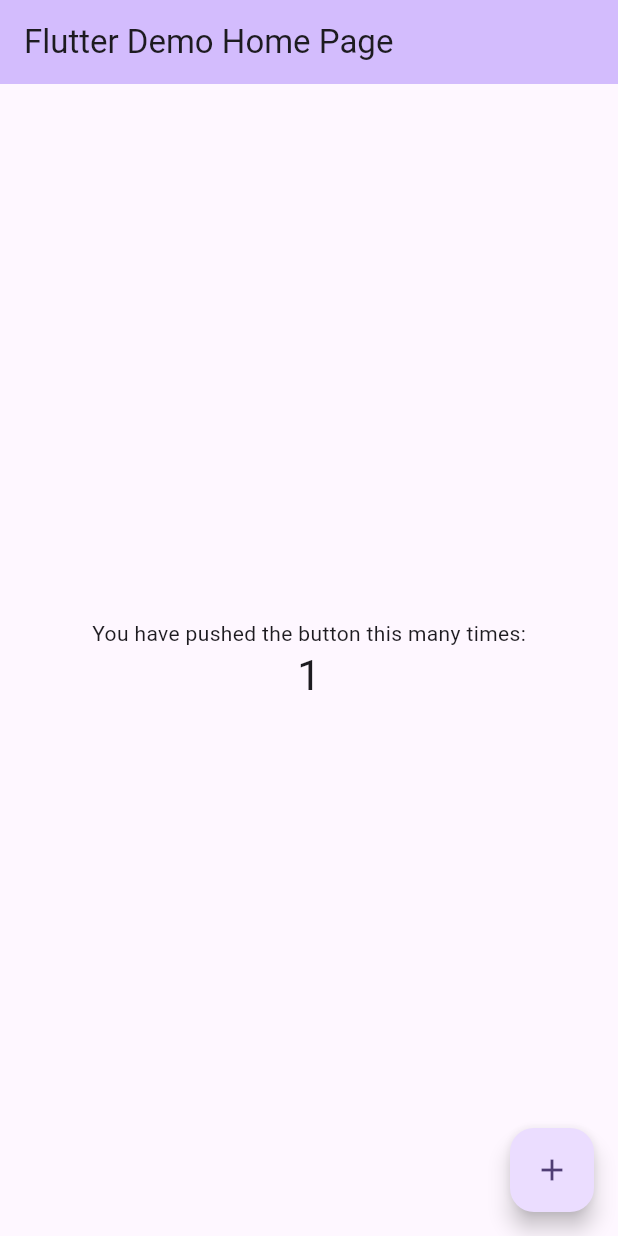
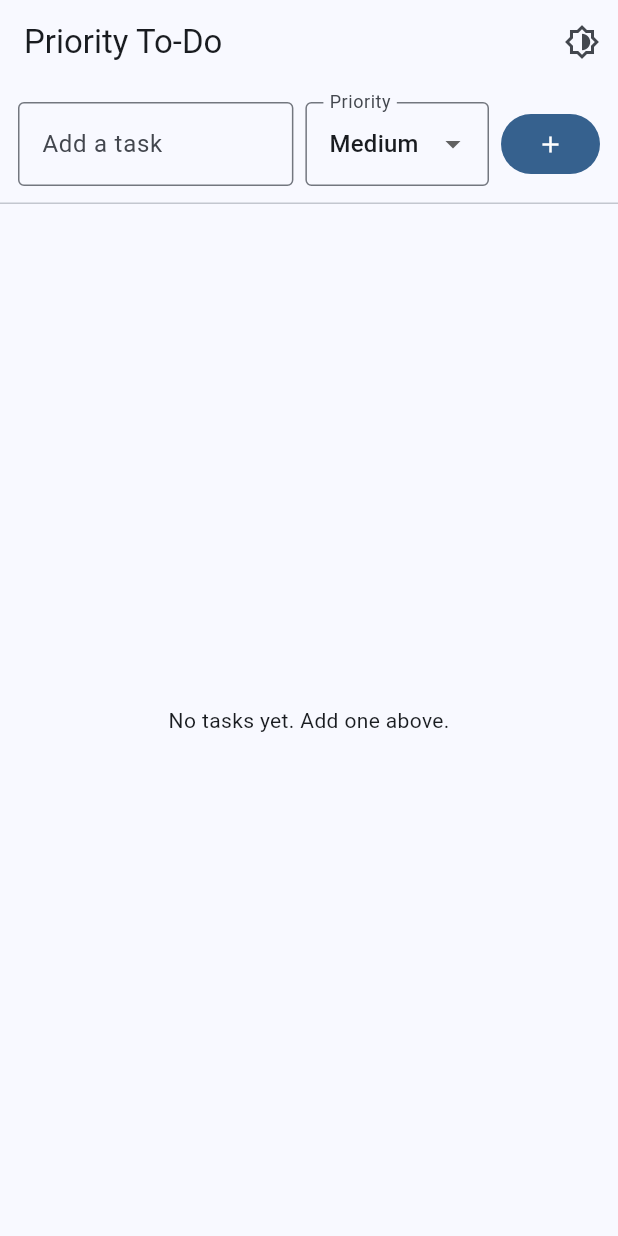
Before and after one commit to akashithegreat/priority_todo, a Flutter app: the screen it shows after launch, after a tap on the "add" icon, on a phone screen of 412 x 824 dp. Run offline on Flutter 3.47's test engine with Material 3 defaults, Android fonts, the phone set to English and light mode, and no system bars; our stand-ins replace shared_preferences.

Commit message:
main/task_store with light/dark mode

```diff
--- a/lib/data/task_store.dart
+++ b/lib/data/task_store.dart
@@ -0,0 +1,46 @@
+import 'package:shared_preferences/shared_preferences.dart';
+import '../models/task.dart';
+
+class TaskStore {
+  static const _keyTasks = 'tasks_v1';
+  static const _keyTheme = 'theme_mode_v1'; // 'light'|'dark'|'system'
+
+  /// Public comparator for sorting tasks.
+  static final Comparator<Task> taskComparator = (a, b) {
+    // High priority first
+    final byPriority = b.priority.sortWeight.compareTo(a.priority.sortWeight);
+    if (byPriority != 0) return byPriority;
+
+    // Incomplete (false) before complete (true)
+    final byCompleted =
+        (a.completed ? 1 : 0).compareTo(b.completed ? 1 : 0);
+    if (byCompleted != 0) return byCompleted;
+
+    // Newest first
+    return b.createdAt.compareTo(a.createdAt);
+  };
+
+  Future<List<Task>> loadTasks() async {
+    final prefs = await SharedPreferences.getInstance();
+    final raw = prefs.getStringList(_keyTasks) ?? <String>[];
+    final tasks = raw.map((s) => Task.fromJson(s)).toList();
+    tasks.sort(taskComparator);
+    return tasks;
+  }
+
+  Future<void> saveTasks(List<Task> tasks) async {
+    final prefs = await SharedPreferences.getInstance();
+    tasks.sort(taskComparator);
+    await prefs.setStringList(_keyTasks, tasks.map((t) => t.toJson()).toList());
+  }
+
+  Future<String> loadThemeMode() async {
+    final prefs = await SharedPreferences.getInstance();
+    return prefs.getString(_keyTheme) ?? 'system';
+  }
+
+  Future<void> saveThemeMode(String mode) async {
+    final prefs = await SharedPreferences.getInstance();
+    await prefs.setString(_keyTheme, mode);
+  }
+}
--- a/lib/main.dart
+++ b/lib/main.dart
@@ -1,122 +1,271 @@
 import 'package:flutter/material.dart';
+import 'models/task.dart';
+import 'data/task_store.dart';
 
 void main() {
+  WidgetsFlutterBinding.ensureInitialized();
   runApp(const MyApp());
 }
 
-class MyApp extends StatelessWidget {
+class MyApp extends StatefulWidget {
   const MyApp({super.key});
-
-  // This widget is the root of your application.
   @override
-  Widget build(BuildContext context) {
-    return MaterialApp(
-      title: 'Flutter Demo',
-      theme: ThemeData(
-        // This is the theme of your application.
-        //
-        // TRY THIS: Try running your application with "flutter run". You'll see
-        // the application has a purple toolbar. Then, without quitting the app,
-        // try changing the seedColor in the colorScheme below to Colors.green
-        // and then invoke "hot reload" (save your changes or press the "hot
-        // reload" button in a Flutter-supported IDE, or press "r" if you used
-        // the command line to start the app).
-        //
-        // Notice that the counter didn't reset back to zero; the application
-        // state is not lost during the reload. To reset the state, use hot
-        // restart instead.
-        //
-        // This works for code too, not just values: Most code changes can be
-        // tested with just a hot reload.
-        colorScheme: ColorScheme.fromSeed(seedColor: Colors.deepPurple),
-      ),
-      home: const MyHomePage(title: 'Flutter Demo Home Page'),
-    );
-  }
+  State<MyApp> createState() => _MyAppState();
 }
 
-class MyHomePage extends StatefulWidget {
-  const MyHomePage({super.key, required this.title});
-
-  // This widget is the home page of your application. It is stateful, meaning
-  // that it has a State object (defined below) that contains fields that affect
-  // how it looks.
-
-  // This class is the configuration for the state. It holds the values (in this
-  // case the title) provided by the parent (in this case the App widget) and
-  // used by the build method of the State. Fields in a Widget subclass are
-  // always marked "final".
-
-  final String title;
+class _MyAppState extends State<MyApp> {
+  final store = TaskStore();
+  ThemeMode _themeMode = ThemeMode.system;
 
   @override
-  State<MyHomePage> createState() => _MyHomePageState();
+  void initState() {
+    super.initState();
+    store.loadThemeMode().then((mode) {
+      setState(() {
+        _themeMode = switch (mode) {
+          'light' => ThemeMode.light,
+          'dark' => ThemeMode.dark,
+          _ => ThemeMode.system,
+        };
+      });
+    });
   }
 
-class _MyHomePageState extends State<MyHomePage> {
-  int _counter = 0;
-
-  void _incrementCounter() {
-    setState(() {
-      // This call to setState tells the Flutter framework that something has
-      // changed in this State, which causes it to rerun the build method below
-      // so that the display can reflect the updated values. If we changed
-      // _counter without calling setState(), then the build method would not be
-      // called again, and so nothing would appear to happen.
-      _counter++;
+  void _toggleTheme() async {
+    final next = switch (_themeMode) {
+      ThemeMode.system => ThemeMode.light,
+      ThemeMode.light => ThemeMode.dark,
+      ThemeMode.dark => ThemeMode.system,
+    };
+    setState(() => _themeMode = next);
+    await store.saveThemeMode(switch (next) {
+      ThemeMode.light => 'light',
+      ThemeMode.dark => 'dark',
+      _ => 'system',
     });
   }
 
   @override
   Widget build(BuildContext context) {
-    // This method is rerun every time setState is called, for instance as done
-    // by the _incrementCounter method above.
-    //
-    // The Flutter framework has been optimized to make rerunning build methods
-    // fast, so that you can just rebuild anything that needs updating rather
-    // than having to individually change instances of widgets.
+    return MaterialApp(
+      title: 'Priority To-Do',
+      themeMode: _themeMode,
+      theme: ThemeData(useMaterial3: true, colorSchemeSeed: Colors.blue),
+      darkTheme: ThemeData(
+        useMaterial3: true,
+        colorSchemeSeed: Colors.blue,
+        brightness: Brightness.dark,
+      ),
+      home: TaskPage(onToggleTheme: _toggleTheme),
+    );
+  }
+}
+
+class TaskPage extends StatefulWidget {
+  const TaskPage({super.key, required this.onToggleTheme});
+  final VoidCallback onToggleTheme;
+  @override
+  State<TaskPage> createState() => _TaskPageState();
+}
+
+class _TaskPageState extends State<TaskPage> {
+  final store = TaskStore();
+  final titleCtrl = TextEditingController();
+  Priority _newPriority = Priority.medium;
+  List<Task> _tasks = [];
+  bool _loading = true;
+
+  @override
+  void initState() {
+    super.initState();
+    _load();
+  }
+
+  Future<void> _load() async {
+    final tasks = await store.loadTasks();
+    setState(() {
+      _tasks = tasks;
+      _loading = false;
+    });
+  }
+
+  Future<void> _persist() async => store.saveTasks(_tasks);
+
+  void _addTask() {
+    final title = titleCtrl.text.trim();
+    if (title.isEmpty) return;
+    final id = DateTime.now().microsecondsSinceEpoch.toString();
+    setState(() {
+      _tasks.add(Task(id: id, title: title, priority: _newPriority));
+      _tasks.sort(TaskStore.taskComparator);
+      titleCtrl.clear();
+      _newPriority = Priority.medium;
+    });
+    _persist();
+  }
+
+  void _deleteTask(Task t) {
+    setState(() => _tasks.removeWhere((e) => e.id == t.id));
+    _persist();
+  }
+
+  void _toggleComplete(Task t, bool? value) {
+    final idx = _tasks.indexWhere((e) => e.id == t.id);
+    if (idx == -1) return;
+    setState(() => _tasks[idx].completed = value ?? false);
+    _persist();
+  }
+
+  Future<void> _editPriority(Task t) async {
+    Priority selected = t.priority;
+    final result = await showDialog<Priority>(
+      context: context,
+      builder: (ctx) => AlertDialog(
+        title: const Text('Change Priority'),
+        content: DropdownButton<Priority>(
+          isExpanded: true,
+          value: selected,
+          items: Priority.values
+              .map((p) => DropdownMenuItem(value: p, child: Text(p.label)))
+              .toList(),
+          onChanged: (p) => setState(() => selected = p ?? selected),
+        ),
+        actions: [
+          TextButton(onPressed: () => Navigator.pop(ctx), child: const Text('Cancel')),
+          FilledButton(onPressed: () => Navigator.pop(ctx, selected), child: const Text('Save')),
+        ],
+      ),
+    );
+    if (result != null) {
+      final idx = _tasks.indexWhere((e) => e.id == t.id);
+      if (idx != -1) {
+        setState(() {
+          _tasks[idx].priority = result;
+          _tasks.sort(TaskStore.taskComparator);
+        });
+        _persist();
+      }
+    }
+  }
+
+  @override
+  Widget build(BuildContext context) {
     return Scaffold(
       appBar: AppBar(
-        // TRY THIS: Try changing the color here to a specific color (to
-        // Colors.amber, perhaps?) and trigger a hot reload to see the AppBar
-        // change color while the other colors stay the same.
-        backgroundColor: Theme.of(context).colorScheme.inversePrimary,
-        // Here we take the value from the MyHomePage object that was created by
-        // the App.build method, and use it to set our appbar title.
-        title: Text(widget.title),
-      ),
-      body: Center(
-        // Center is a layout widget. It takes a single child and positions it
-        // in the middle of the parent.
-        child: Column(
-          // Column is also a layout widget. It takes a list of children and
-          // arranges them vertically. By default, it sizes itself to fit its
-          // children horizontally, and tries to be as tall as its parent.
-          //
-          // Column has various properties to control how it sizes itself and
-          // how it positions its children. Here we use mainAxisAlignment to
-          // center the children vertically; the main axis here is the vertical
-          // axis because Columns are vertical (the cross axis would be
-          // horizontal).
-          //
-          // TRY THIS: Invoke "debug painting" (choose the "Toggle Debug Paint"
-          // action in the IDE, or press "p" in the console), to see the
-          // wireframe for each widget.
-          mainAxisAlignment: MainAxisAlignment.center,
-          children: <Widget>[
-            const Text('You have pushed the button this many times:'),
-            Text(
-              '$_counter',
-              style: Theme.of(context).textTheme.headlineMedium,
+        title: const Text('Priority To-Do'),
+        actions: [
+          IconButton(
+            tooltip: 'Toggle Light/Dark/System',
+            onPressed: widget.onToggleTheme,
+            icon: const Icon(Icons.brightness_6_outlined),
           ),
         ],
       ),
+      body: _loading
+          ? const Center(child: CircularProgressIndicator())
+          : Column(
+              children: [
+                Padding(
+                  padding: const EdgeInsets.all(12.0),
+                  child: Row(
+                    children: [
+                      Expanded(
+                        flex: 3,
+                        child: TextField(
+                          controller: titleCtrl,
+                          decoration: const InputDecoration(
+                            labelText: 'Add a task',
+                            border: OutlineInputBorder(),
                           ),
-      floatingActionButton: FloatingActionButton(
-        onPressed: _incrementCounter,
-        tooltip: 'Increment',
-        child: const Icon(Icons.add),
-      ), // This trailing comma makes auto-formatting nicer for build methods.
+                          onSubmitted: (_) => _addTask(),
+                        ),
+                      ),
+                      const SizedBox(width: 8),
+                      Expanded(
+                        flex: 2,
+                        child: DropdownButtonFormField<Priority>(
+                          value: _newPriority,
+                          decoration: const InputDecoration(
+                            labelText: 'Priority',
+                            border: OutlineInputBorder(),
+                          ),
+                          items: Priority.values
+                              .map((p) =>
+                                  DropdownMenuItem(value: p, child: Text(p.label)))
+                              .toList(),
+                          onChanged: (p) =>
+                              setState(() => _newPriority = p ?? Priority.medium),
+                        ),
+                      ),
+                      const SizedBox(width: 8),
+                      FilledButton(onPressed: _addTask, child: const Icon(Icons.add)),
+                    ],
+                  ),
+                ),
+                const Divider(height: 0),
+                Expanded(
+                  child: _tasks.isEmpty
+                      ? const Center(child: Text('No tasks yet. Add one above.'))
+                      : ListView.builder(
+                          itemCount: _tasks.length,
+                          itemBuilder: (context, index) {
+                            final t = _tasks[index];
+                            return Dismissible(
+                              key: ValueKey(t.id),
+                              background: Container(color: Colors.redAccent),
+                              onDismissed: (_) => _deleteTask(t),
+                              child: ListTile(
+                                leading: Checkbox(
+                                    value: t.completed,
+                                    onChanged: (v) => _toggleComplete(t, v)),
+                                title: Text(
+                                  t.title,
+                                  style: TextStyle(
+                                      decoration: t.completed
+                                          ? TextDecoration.lineThrough
+                                          : null),
+                                ),
+                                subtitle: Row(
+                                  mainAxisSize: MainAxisSize.min,
+                                  children: [
+                                    _PriorityChip(priority: t.priority),
+                                    const SizedBox(width: 8),
+                                    Text('Created ${t.createdAt.toLocal()}'
+                                        .split('.')
+                                        .first),
+                                  ],
+                                ),
+                                trailing: IconButton(
+                                  tooltip: 'Change priority',
+                                  icon: const Icon(Icons.flag_outlined),
+                                  onPressed: () => _editPriority(t),
+                                ),
+                              ),
+                            );
+                          },
+                        ),
+                ),
+              ],
+            ),
     );
   }
 }
+
+class _PriorityChip extends StatelessWidget {
+  const _PriorityChip({required this.priority});
+  final Priority priority;
+
+  @override
+  Widget build(BuildContext context) {
+    final color = switch (priority) {
+      Priority.high => Colors.red,
+      Priority.medium => Colors.orange,
+      Priority.low => Colors.green,
+    };
+    return Chip(
+      label: Text(priority.label),
+      avatar: Icon(Icons.flag, size: 16, color: color),
+      side: BorderSide(color: color),
+    );
+  }
+}
--- a/lib/models/task.dart
+++ b/lib/models/task.dart
@@ -58,9 +58,11 @@ class Task {
           (p) => p.name == (map['priority'] as String? ?? 'medium'),
           orElse: () => Priority.medium,
         ),
-        createdAt: DateTime.tryParse(map['createdAt'] as String? ?? '') ?? DateTime.now(),
+        createdAt:
+            DateTime.tryParse(map['createdAt'] as String? ?? '') ?? DateTime.now(),
       );
 
   String toJson() => jsonEncode(toMap());
-  factory Task.fromJson(String source) => Task.fromMap(jsonDecode(source) as Map<String, dynamic>);
+  factory Task.fromJson(String source) =>
+      Task.fromMap(jsonDecode(source) as Map<String, dynamic>);
 }
```
Lines whose indentation alone changed are shown as unchanged.
